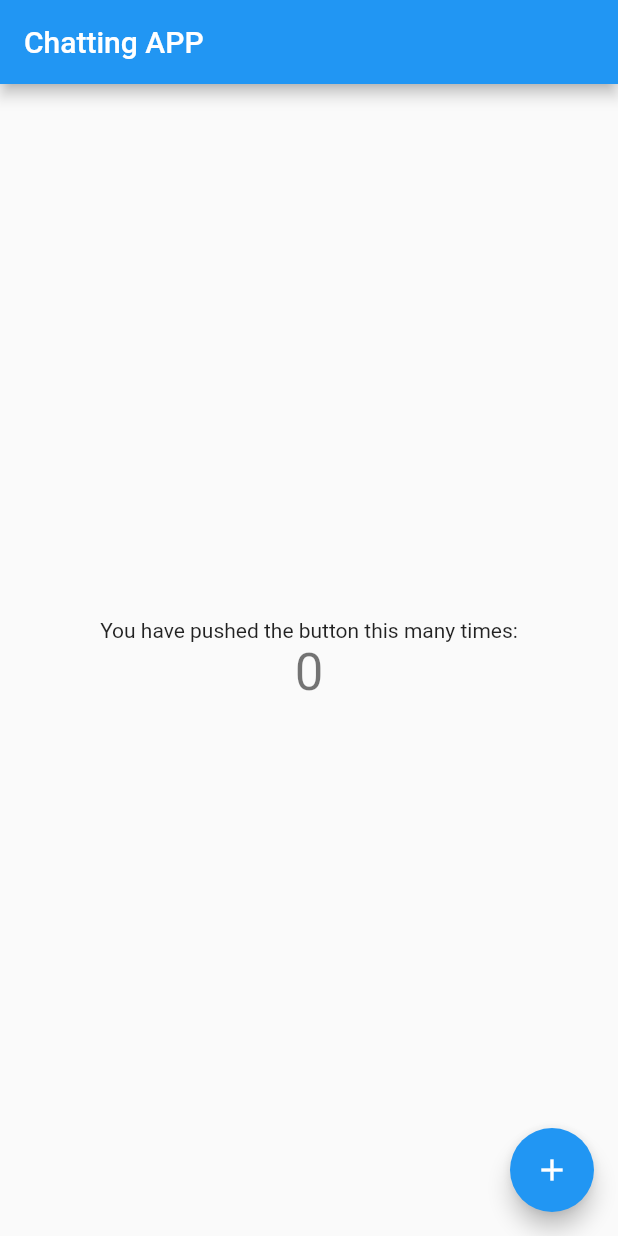
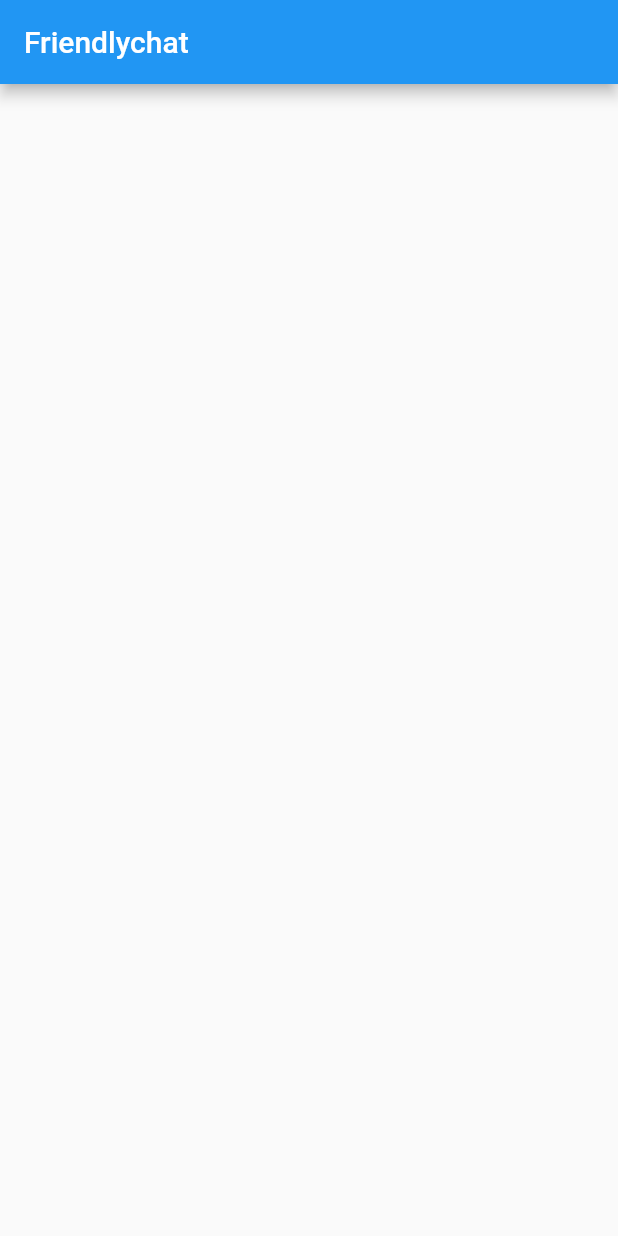
Before and after one commit to PBonner0405/Live-Chatting-Mobile, a Flutter app: the screen it shows after launch, on a phone screen of 412 x 824 dp. Run offline on Flutter 3.47's test engine with Material 2 defaults, Android fonts, the phone set to English and light mode, and no system bars.

Commit message:
change root widget

```diff
--- a/lib/main.dart
+++ b/lib/main.dart
@@ -1,111 +1,14 @@
 import 'package:flutter/material.dart';
 
-void main() => runApp(MyApp());
-
-class MyApp extends StatelessWidget {
-  // This widget is the root of your application.
-  @override
-  Widget build(BuildContext context) {
-    return MaterialApp(
-      title: 'WB Chatting',
-      theme: ThemeData(
-        // This is the theme of your application.
-        //
-        // Try running your application with "flutter run". You'll see the
-        // application has a blue toolbar. Then, without quitting the app, try
-        // changing the primarySwatch below to Colors.green and then invoke
-        // "hot reload" (press "r" in the console where you ran "flutter run",
-        // or simply save your changes to "hot reload" in a Flutter IDE).
-        // Notice that the counter didn't reset back to zero; the application
-        // is not restarted.
-        primarySwatch: Colors.blue,
-      ),
-      home: MyHomePage(title: 'Chatting APP'),
-    );
-  }
-}
-
-class MyHomePage extends StatefulWidget {
-  MyHomePage({Key key, this.title}) : super(key: key);
-
-  // This widget is the home page of your application. It is stateful, meaning
-  // that it has a State object (defined below) that contains fields that affect
-  // how it looks.
-
-  // This class is the configuration for the state. It holds the values (in this
-  // case the title) provided by the parent (in this case the App widget) and
-  // used by the build method of the State. Fields in a Widget subclass are
-  // always marked "final".
-
-  final String title;
-
-  @override
-  _MyHomePageState createState() => _MyHomePageState();
-}
-
-class _MyHomePageState extends State<MyHomePage> {
-  int _counter = 0;
-
-  void _incrementCounter() {
-    setState(() {
-      // This call to setState tells the Flutter framework that something has
-      // changed in this State, which causes it to rerun the build method below
-      // so that the display can reflect the updated values. If we changed
-      // _counter without calling setState(), then the build method would not be
-      // called again, and so nothing would appear to happen.
-      _counter++;
-    });
-  }
-
-  @override
-  Widget build(BuildContext context) {
-    // This method is rerun every time setState is called, for instance as done
-    // by the _incrementCounter method above.
-    //
-    // The Flutter framework has been optimized to make rerunning build methods
-    // fast, so that you can just rebuild anything that needs updating rather
-    // than having to individually change instances of widgets.
-    return Scaffold(
-      appBar: AppBar(
-        // Here we take the value from the MyHomePage object that was created by
-        // the App.build method, and use it to set our appbar title.
-        title: Text(widget.title),
-      ),
-      body: Center(
-        // Center is a layout widget. It takes a single child and positions it
-        // in the middle of the parent.
-        child: Column(
-          // Column is also a layout widget. It takes a list of children and
-          // arranges them vertically. By default, it sizes itself to fit its
-          // children horizontally, and tries to be as tall as its parent.
-          //
-          // Invoke "debug painting" (press "p" in the console, choose the
-          // "Toggle Debug Paint" action from the Flutter Inspector in Android
-          // Studio, or the "Toggle Debug Paint" command in Visual Studio Code)
-          // to see the wireframe for each widget.
-          //
-          // Column has various properties to control how it sizes itself and
-          // how it positions its children. Here we use mainAxisAlignment to
-          // center the children vertically; the main axis here is the vertical
-          // axis because Columns are vertical (the cross axis would be
-          // horizontal).
-          mainAxisAlignment: MainAxisAlignment.center,
-          children: <Widget>[
-            Text(
-              'You have pushed the button this many times:',
-            ),
-            Text(
-              '$_counter',
-              style: Theme.of(context).textTheme.display1,
-            ),
-          ],
+void main() {
+  runApp(
+    new MaterialApp(
+      title: "Friendlychat",
+      home: new Scaffold(
+        appBar: new AppBar(
+          title: new Text("Friendlychat"),
         ),
       ),
-      floatingActionButton: FloatingActionButton(
-        onPressed: _incrementCounter,
-        tooltip: 'Increment',
-        child: Icon(Icons.add),
-      ), // This trailing comma makes auto-formatting nicer for build methods.
-    );
-  }
+    ),
+  );
 }
```
